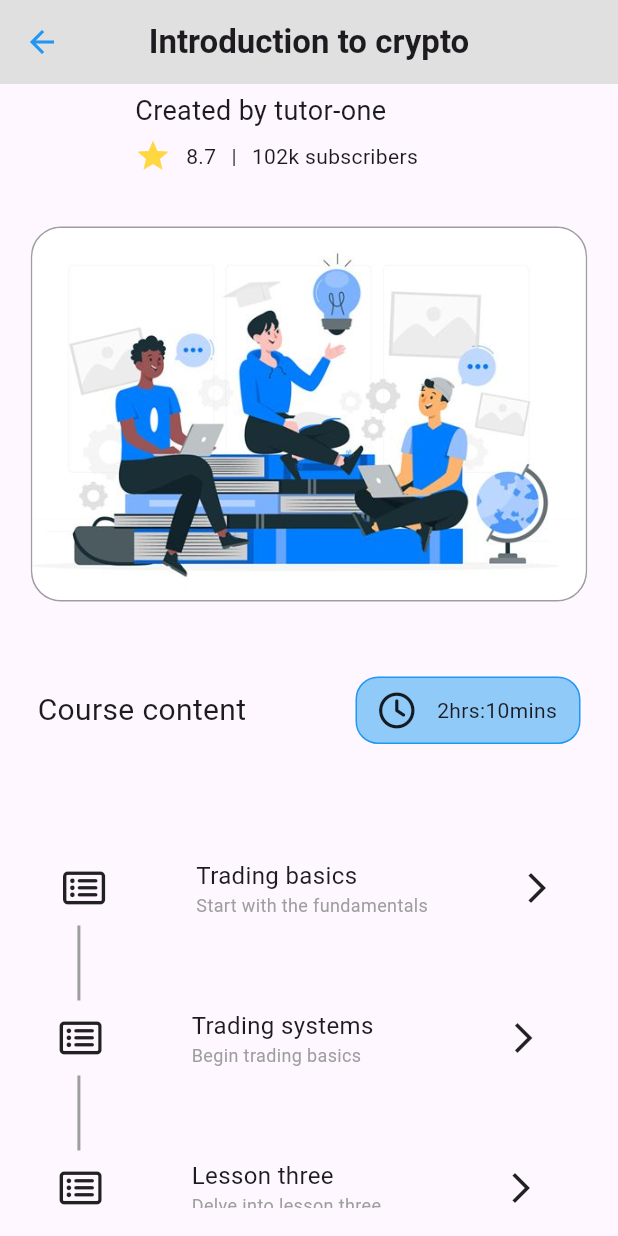
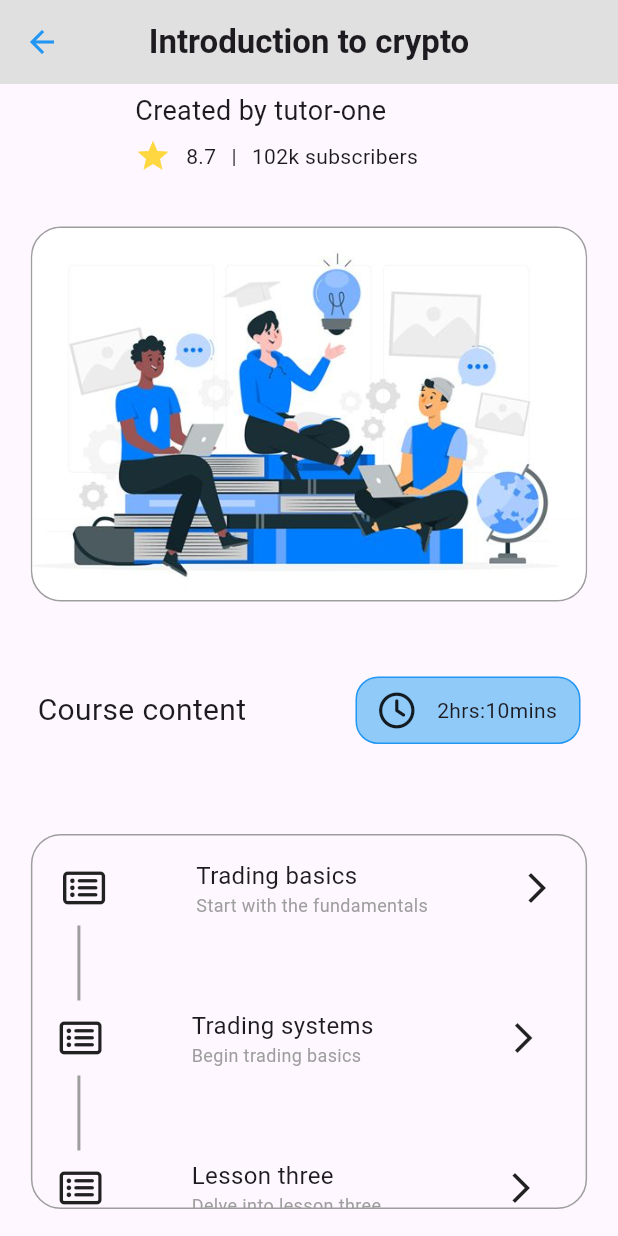
Before and after one commit to miniProject-mobileApp/miniproject-frontend, a Flutter app: the CryptoScreen screen opened directly, on a phone screen of 412 x 824 dp. Run offline on Flutter 3.47's test engine with Material 3 defaults, Android fonts, the light colour scheme and no system bars; our stand-ins replace font_awesome_flutter, introduction_screen; missing offline and left inert: country_flags.

Commit message:
improved the UI

```diff
--- a/lib/screens/courseDetails/crypto.dart
+++ b/lib/screens/courseDetails/crypto.dart
@@ -18,7 +18,8 @@ class CryptoScreen extends StatelessWidget{
         centerTitle: true,
         iconTheme: IconThemeData(color: Colors.blue, ),
       ),
-      body: Column(
+      body: SafeArea(
+        child: Column(
           children: [
             Padding(
               padding: const EdgeInsets.only(top: 5, left: 90),
@@ -94,7 +95,7 @@ class CryptoScreen extends StatelessWidget{
                 width: screenWidth * 0.9,
                 height: 250,
                 decoration: BoxDecoration(
-                border: BoxBorder.all(width: 1, color: Colors.transparent),
+                  border: BoxBorder.all(width: 1, color: Colors.grey),
                   borderRadius: BorderRadius.circular(20)
                 ),
                 child: ListView(
@@ -309,6 +310,7 @@ class CryptoScreen extends StatelessWidget{
             )
           ],
         ),
+      ),
     );
   }
 }
```
Lines whose indentation alone changed are shown as unchanged.
